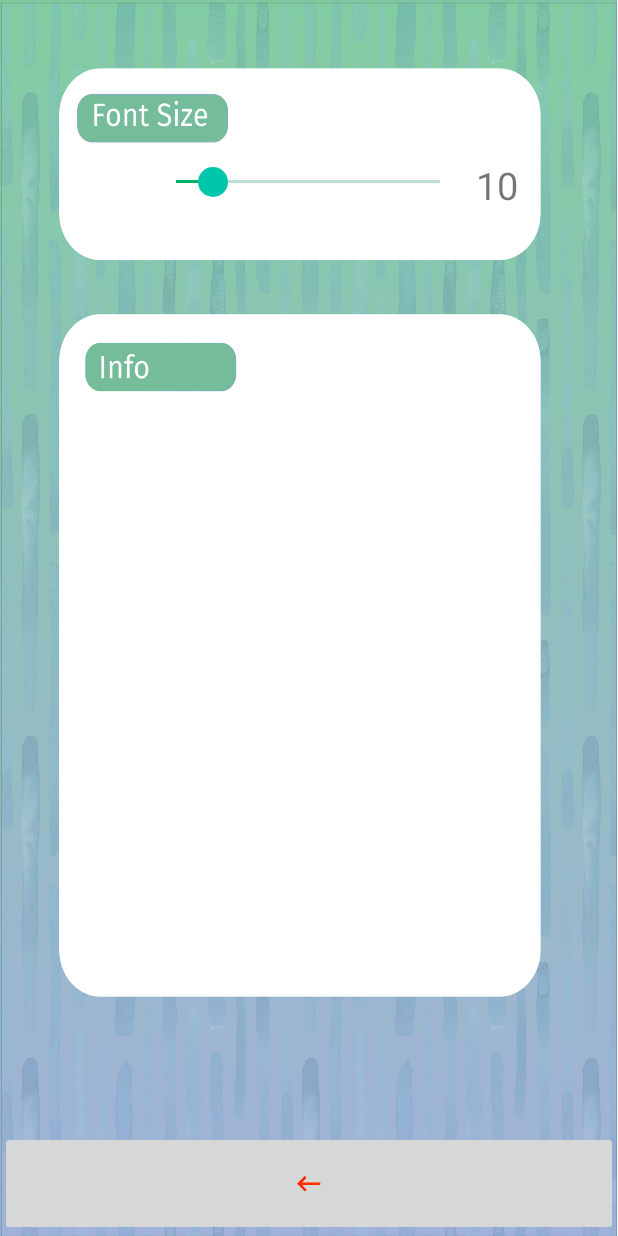
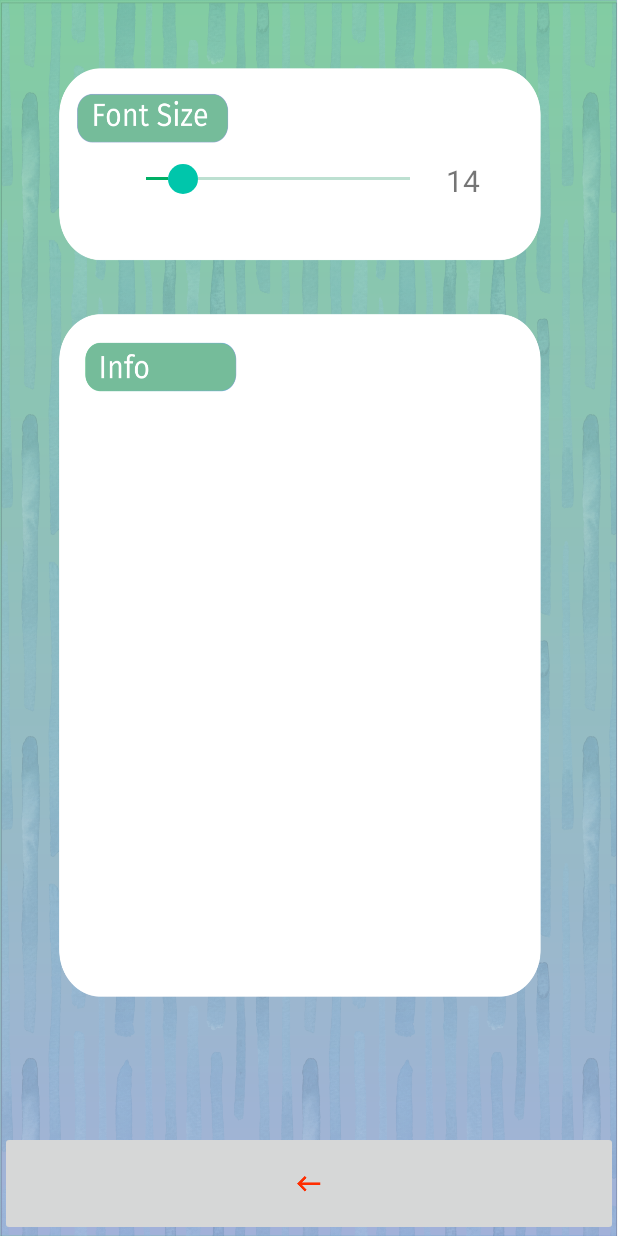
Before and after one commit to richardwei6/Mental-Health-Awareness-App, an Android app: the screen it shows after launch (HomeActivity), after a tap on an icon or button, on a phone screen of 412 x 824 dp. Run offline under Robolectric (Android 15) with nearby library versions, the phone set to English and light mode, and no system bars; 1 other tap on this screen came first.

Commit message:
Font Size Slider Implemented
Need to figure out how to save the value

```diff
--- a/StressLeafMentalHealthApp/app/src/main/java/com/example/stressleafmentalhealthapp/HomeActivity.java
+++ b/StressLeafMentalHealthApp/app/src/main/java/com/example/stressleafmentalhealthapp/HomeActivity.java
@@ -1,6 +1,7 @@
 package com.example.stressleafmentalhealthapp;
 
 import android.content.Intent;
+import android.content.SharedPreferences;
 import android.graphics.Typeface;
 import android.os.Bundle;
 
@@ -9,15 +10,17 @@ import com.google.android.material.snackbar.Snackbar;
 
 import androidx.appcompat.app.AppCompatActivity;
 
+import android.preference.PreferenceManager;
 import android.view.View;
 import android.view.Menu;
 import android.view.MenuItem;
 import android.widget.Button;
 import android.widget.LinearLayout;
+import android.widget.SeekBar;
 import android.widget.TextView;
 
 public class HomeActivity extends AppCompatActivity {
-    float fontSize = 14; // default font size
+    int fontSize = 14;
     @Override
     protected void onCreate(Bundle savedInstanceState) {
         super.onCreate(savedInstanceState);
@@ -27,6 +30,17 @@ public class HomeActivity extends AppCompatActivity {
         Button btn3 = (Button) findViewById(R.id.GoToArticle3_btn);
         Button btn4 = (Button) findViewById(R.id.GoToArticle4_btn);
         Button btn5 = (Button) findViewById(R.id.GoToArticle5_btn);
+
+        /*SharedPreferences getsp  = PreferenceManager.getDefaultSharedPreferences(this);
+        int savedfontsize = getsp.getInt("SavedFontSize",fontSize);
+        if (savedfontsize == fontSize){
+            SharedPreferences sp = PreferenceManager.getDefaultSharedPreferences(this);
+            SharedPreferences.Editor editor = sp.edit();
+            editor.putInt("SavedFontSize",fontSize);// saves fontSize
+            editor.apply();
+        }
+        fontSize = savedfontsize;*/
+        //TODO: fix saving the fontsize method ^
 
         /*androidx.constraintlayout.widget.ConstraintLayout layout = (androidx.constraintlayout.widget.ConstraintLayout) findViewById(R.id.HomeLayout);
         // TODO: ^ causes the app to crash - https://github.com/richardwei6/Mental-Health-Awareness-App/issues/1
@@ -40,6 +54,7 @@ public class HomeActivity extends AppCompatActivity {
 
             } // needs to be in a different function
         }*/
+
     }
     // TODO: when opening list view and articles on a real device, it causes 140+ skipped frames - needs optimization/reduce asset file sizes. https://stackoverflow.com/questions/14678593/the-application-may-be-doing-too-much-work-on-its-main-thread/21126690
     public void setHomeview(View view)
@@ -47,7 +62,35 @@ public class HomeActivity extends AppCompatActivity {
         setContentView((R.layout.activity_main));
     }
 
-    public void setSettingsview(View view) { setContentView((R.layout.settings_layout)); }
+    public void setSettingsview(View view) { setContentView((R.layout.settings_layout));
+        TextView fontTxt = (TextView) findViewById(R.id.fontSize);
+        fontTxt.setText(String.valueOf(fontSize));
+        final SeekBar fsk=(SeekBar) findViewById(R.id.fontSlider);
+        fsk.setProgress(fontSize);
+        fsk.setOnSeekBarChangeListener(new SeekBar.OnSeekBarChangeListener() {
+            @Override
+            public void onProgressChanged(SeekBar seekBar, int progress, boolean fromUser) {
+                if (progress!=0){
+                    fontSize = progress;
+                }
+                else{
+                    fontSize = 1;
+                }
+                TextView fontTxt = (TextView) findViewById(R.id.fontSize);
+                fontTxt.setText(String.valueOf(fontSize));
+            }
+
+            @Override
+            public void onStartTrackingTouch(SeekBar seekBar) {
+
+            }
+
+            @Override
+            public void onStopTrackingTouch(SeekBar seekBar) {
+
+            }
+        });
+    }
 
     public void setListview(View view) { setContentView((R.layout.listview_layout)); }
 
@@ -76,6 +119,8 @@ public class HomeActivity extends AppCompatActivity {
         setContentView((R.layout.article5_layout));
     }
 
+
+
    /* @Override
     public boolean onCreateOptionsMenu(Menu menu) {
         // Inflate the menu; this adds items to the action bar if it is present.
--- a/StressLeafMentalHealthApp/app/src/main/res/layout/activity_main.xml
+++ b/StressLeafMentalHealthApp/app/src/main/res/layout/activity_main.xml
@@ -17,7 +17,6 @@
         app:layout_constraintEnd_toEndOf="parent"
         app:layout_constraintStart_toStartOf="parent"
         app:layout_constraintTop_toTopOf="parent" />
-
 
     <ImageButton
         android:id="@+id/listButton"
--- a/StressLeafMentalHealthApp/app/src/main/res/layout/settings_layout.xml
+++ b/StressLeafMentalHealthApp/app/src/main/res/layout/settings_layout.xml
@@ -23,29 +23,27 @@
         android:layout_width="208dp"
         android:layout_height="45dp"
         android:progress="14"
+        android:progressBackgroundTint="@color/colorPrimaryDark"
+        android:progressTint="@color/colorPrimary"
+
+        android:thumb="@drawable/thumbstyle"
         app:layout_constraintBottom_toTopOf="@+id/imageButton"
         app:layout_constraintEnd_toEndOf="parent"
-        app:layout_constraintHorizontal_bias="0.497"
+        app:layout_constraintHorizontal_bias="0.399"
         app:layout_constraintStart_toStartOf="parent"
         app:layout_constraintTop_toTopOf="parent"
-        app:layout_constraintVertical_bias="0.139"
-        android:progressBackgroundTint="@color/colorPrimaryDark"
-        android:progressTint="@color/colorPrimary"
-        android:thumb = "@drawable/thumbstyle"
-        />
+        app:layout_constraintVertical_bias="0.136" />
 
     <TextView
         android:id="@+id/fontSize"
-        android:layout_width="31dp"
-        android:layout_height="31dp"
+        android:layout_width="40dp"
+        android:layout_height="26dp"
         android:layout_marginStart="8dp"
         android:layout_marginLeft="8dp"
-        android:text="100"
-        android:textSize="25dp"
+        android:text="00"
+        android:textSize="20dp"
         app:layout_constraintBottom_toBottomOf="@+id/fontSlider"
         app:layout_constraintStart_toEndOf="@+id/fontSlider"
-        app:layout_constraintTop_toTopOf="@+id/fontSlider"
-    tools:layout_editor_absoluteX="168dp"
-    tools:layout_editor_absoluteY="135dp" />
+        app:layout_constraintTop_toTopOf="@+id/fontSlider" />
 
 </androidx.constraintlayout.widget.ConstraintLayout>
```
